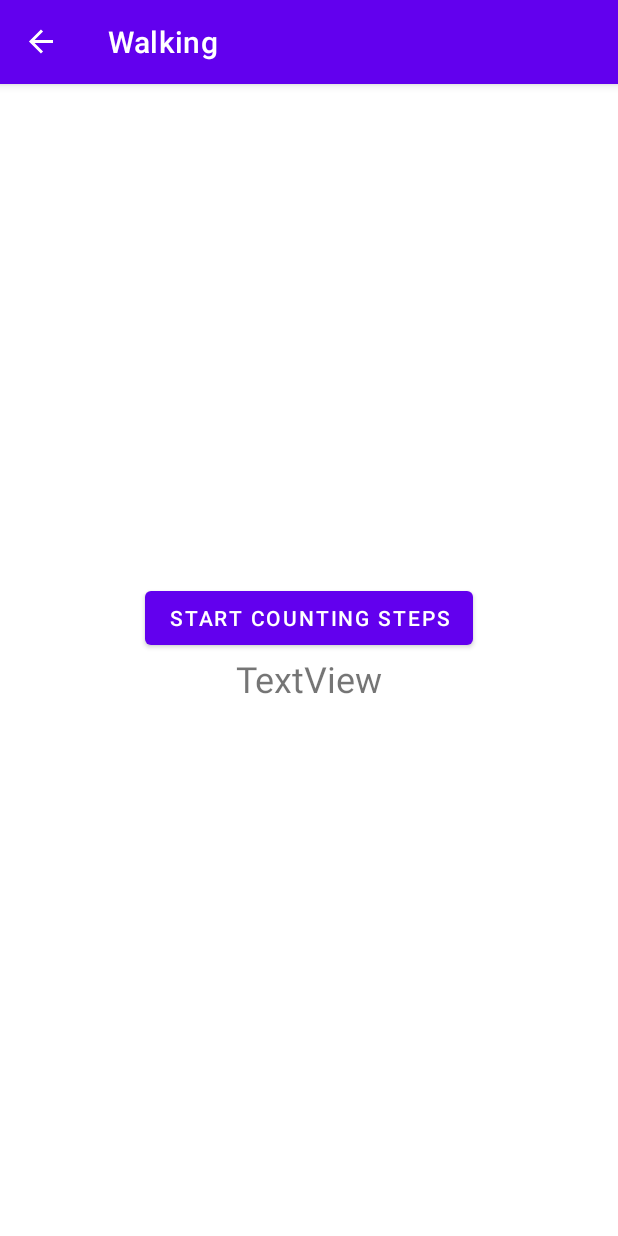
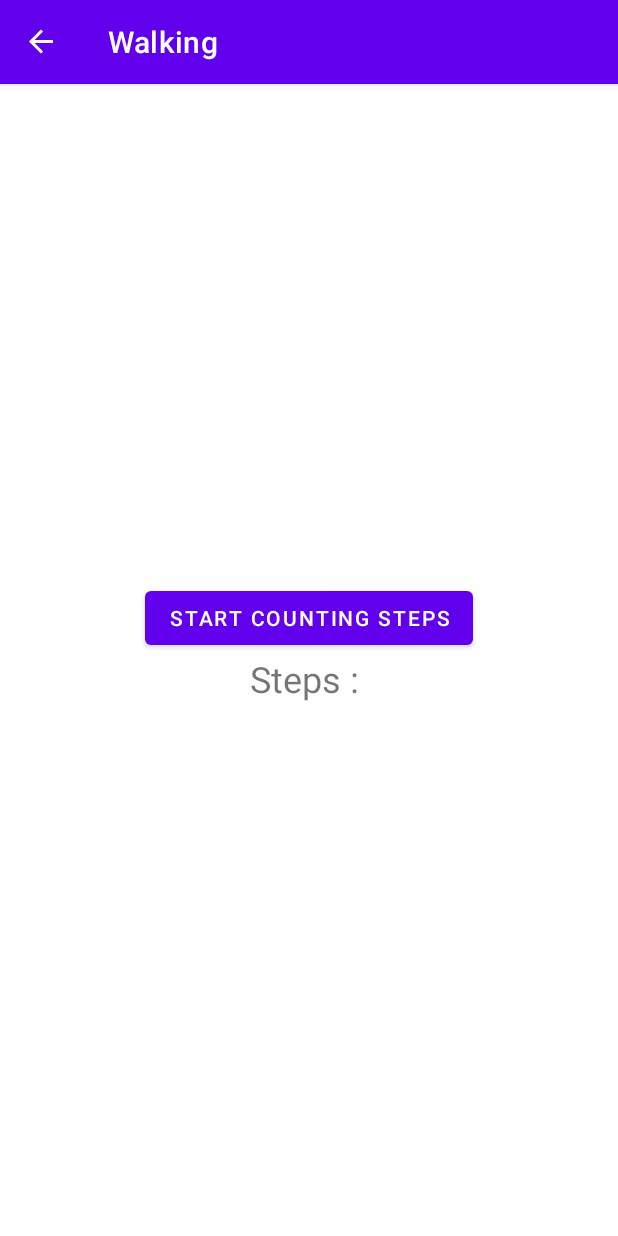
Before and after one commit to jonetmurti/android-fitness-app, an Android app: the WalkingTrackerFragment screen opened through its navigation route, on a phone screen of 412 x 824 dp. Run offline under Robolectric (Android 15) with nearby library versions, the phone set to English and light mode, and no system bars; our stand-ins replace RxJava, data binding, navigation-ui; network calls fail; pictures from the network do not load; 2 statements that could not run were skipped.

Commit message:
fix label in walking fragment

```diff
--- a/app/src/main/java/com/example/workoutapp/tracker/WalkingTrackerFragment.kt
+++ b/app/src/main/java/com/example/workoutapp/tracker/WalkingTrackerFragment.kt
@@ -287,7 +287,7 @@ class WalkingTrackerFragment : Fragment(), SharedPreferences.OnSharedPreferenceC
             )
 
             Log.d("Walking Fragment", "Masuk intent nya")
-            logResultsToScreen("Foreground steps: $step")
+            logResultsToScreen("Steps : $step")
         }
     }
 }
--- a/app/src/main/res/layout/fragment_walking_tracker.xml
+++ b/app/src/main/res/layout/fragment_walking_tracker.xml
@@ -37,7 +37,7 @@
             android:id="@+id/tvStep"
             android:layout_width="wrap_content"
             android:layout_height="wrap_content"
-            android:text="TextView"
+            android:text="Steps : "
             android:textSize="24sp"
             app:layout_constraintEnd_toEndOf="parent"
             app:layout_constraintStart_toStartOf="parent"
```
